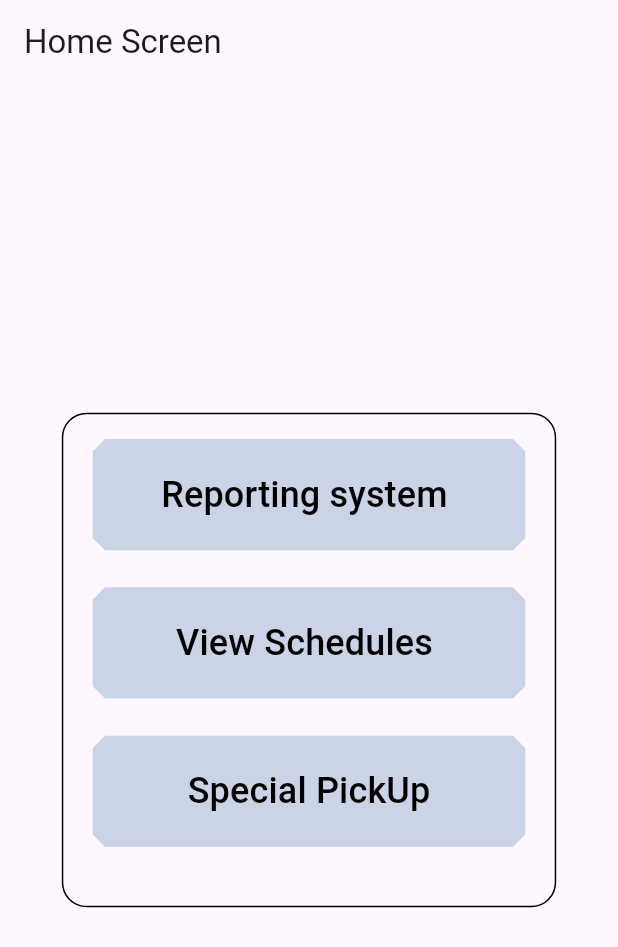
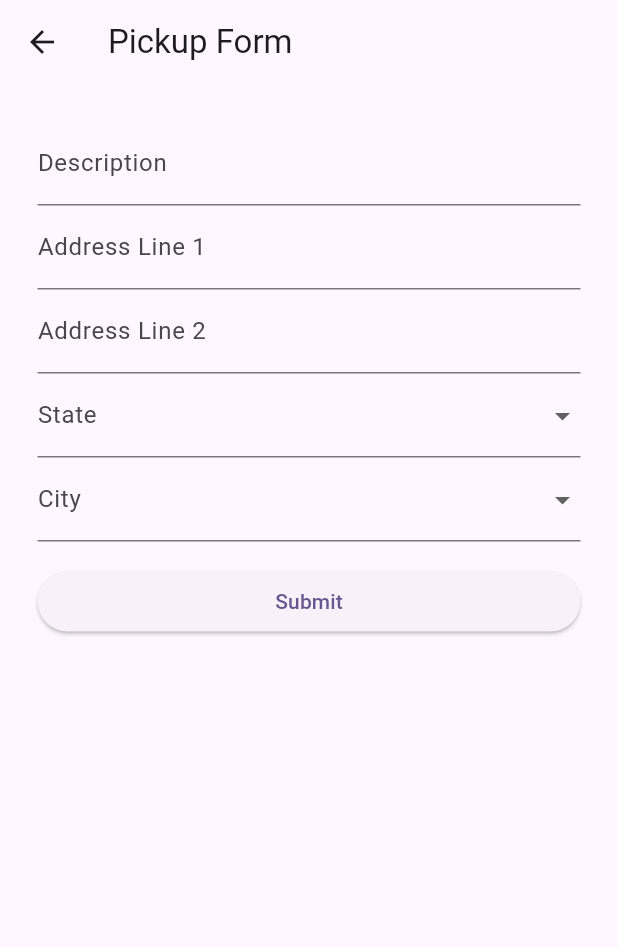
Before and after one commit to tejasvmodi/oddo_combat, a Flutter app: the ResidentHome screen opened directly, after a tap on "Special PickUp", on a phone screen of 412 x 824 dp. Shown: the top 947 px of the screen. Run offline on Flutter 3.47's test engine with Material 3 defaults, Android fonts, the light colour scheme and no system bars.

Commit message:
Pickup Form

```diff
--- /dev/null
+++ b/lib/UI/Resident Ui/pickupform.dart
@@ -0,0 +1,111 @@
+import 'package:flutter/material.dart';
+
+
+class PickupForm extends StatefulWidget {
+  @override
+  _PickupFormState createState() => _PickupFormState();
+}
+
+class _PickupFormState extends State<PickupForm> {
+  final _formKey = GlobalKey<FormState>();
+  String? _selectedState;
+  String? _selectedCity;
+
+  List<String> states = ['State 1', 'State 2', 'State 3'];
+  List<String> cities = ['City 1', 'City 2', 'City 3'];
+
+  @override
+  Widget build(BuildContext context) {
+    return Scaffold(
+      appBar: AppBar(
+        title: Text('Pickup Form'),
+      ),
+      body: Padding(
+        padding: const EdgeInsets.all(25.0),
+        child: Form(
+          key: _formKey,
+          child: ListView(
+            children: <Widget>[
+              TextFormField(
+                decoration: InputDecoration(labelText: 'Description'),
+                validator: (value) {
+                  if (value == null || value.isEmpty) {
+                    return 'Please enter a description';
+                  }
+                  return null;
+                },
+              ),
+              TextFormField(
+                decoration: InputDecoration(labelText: 'Address Line 1'),
+                validator: (value) {
+                  if (value == null || value.isEmpty) {
+                    return 'Please enter address line 1';
+                  }
+                  return null;
+                },
+              ),
+              TextFormField(
+                decoration: InputDecoration(labelText: 'Address Line 2'),
+              ),
+              DropdownButtonFormField<String>(
+                decoration: InputDecoration(labelText: 'State'),
+                value: _selectedState,
+                items: states.map((String state) {
+                  return DropdownMenuItem<String>(
+                    value: state,
+                    child: Text(state),
+                  );
+                }).toList(),
+                onChanged: (newValue) {
+                  setState(() {
+                    _selectedState = newValue;
+                  });
+                },
+                validator: (value) {
+                  if (value == null) {
+                    return 'Please select a state';
+                  }
+                  return null;
+                },
+              ),
+              DropdownButtonFormField<String>(
+                decoration: InputDecoration(labelText: 'City'),
+                value: _selectedCity,
+                items: cities.map((String city) {
+                  return DropdownMenuItem<String>(
+                    value: city,
+                    child: Text(city),
+                  );
+                }).toList(),
+                onChanged: (newValue) {
+                  setState(() {
+                    _selectedCity = newValue;
+                  });
+                },
+                validator: (value) {
+                  if (value == null) {
+                    return 'Please select a city';
+                  }
+                  return null;
+                },
+              ),
+              Padding(
+                padding: const EdgeInsets.symmetric(vertical: 16.0),
+                child: ElevatedButton(
+                  onPressed: () {
+                    if (_formKey.currentState!.validate()) {
+                      ScaffoldMessenger.of(context).showSnackBar(
+                        SnackBar(content: Text('Processing Data')),
+                      );
+                    }
+                  },
+                  child: Text('Submit'),
+                ),
+              ),
+            ],
+          ),
+        ),
+      ),
+    );
+  }
+}
--- a/lib/UI/Resident Ui/resident_home.dart
+++ b/lib/UI/Resident Ui/resident_home.dart
@@ -1,4 +1,5 @@
 import 'package:flutter/material.dart';
+import 'package:oddo_combat/UI/Resident%20Ui/pickupform.dart';
 
 class ResidentHome extends StatefulWidget {
   const ResidentHome({super.key});
@@ -95,7 +96,9 @@ class _ResidentHomeState extends State<ResidentHome> {
                     Color.fromARGB(255, 202, 212, 230),
                   ),
                 ),
-                onPressed: () {},
+                onPressed: () {
+                  Navigator.push(context, MaterialPageRoute(builder:(context) => PickupForm()));
+                },
                 child: const Text(
                   'Special PickUp',
                   style: TextStyle(color: Colors.black,fontSize: 24),
--- a/lib/main.dart
+++ b/lib/main.dart
@@ -1,4 +1,5 @@
 import 'package:flutter/material.dart';
+import 'package:oddo_combat/UI/Authentication/login.dart';
 import 'package:oddo_combat/UI/Resident%20Ui/resident_home.dart';
 
 void main() {
@@ -19,7 +20,7 @@ class MyApp extends StatelessWidget {
         colorScheme: ColorScheme.fromSeed(seedColor: Colors.deepPurple),
         useMaterial3: true,
       ),
-      home: const ResidentHome(),
+      home: const Login(),
     );
   }
 }
```
Also changed, not shown: lib/UI/Resident Ui/schedule.dart (added), pubspec.lock.
